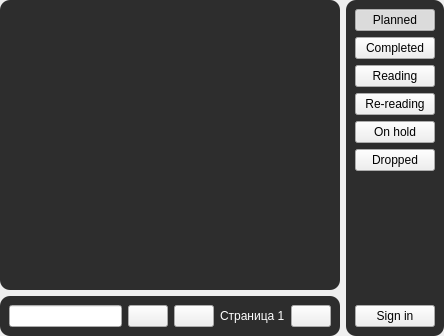
This is data/ui/shikimori.ui in brandonzorn/Nlight as Qt 5 draws it before an edit. The edited form follows.
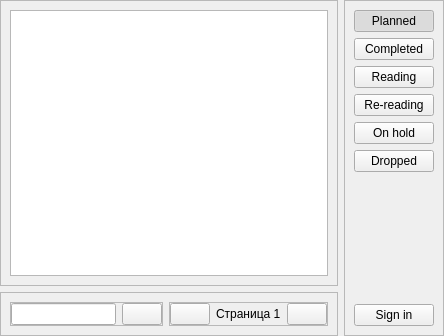
This is the edited form. Icons and pictures are not drawn.

```diff
--- a/data/ui/shikimori.ui
+++ b/data/ui/shikimori.ui
@@ -14,11 +14,7 @@
    <string>Shikimori</string>
   </property>
   <property name="styleSheet">
-   <string notr="true">QFrame {
-	border-radius: 10px;
-	background-color: rgb(45, 45, 45);
-	color: rgb(255, 255, 255);
-}</string>
+   <string notr="true"/>
   </property>
   <property name="locale">
    <locale language="English" country="UnitedStates"/>
```
